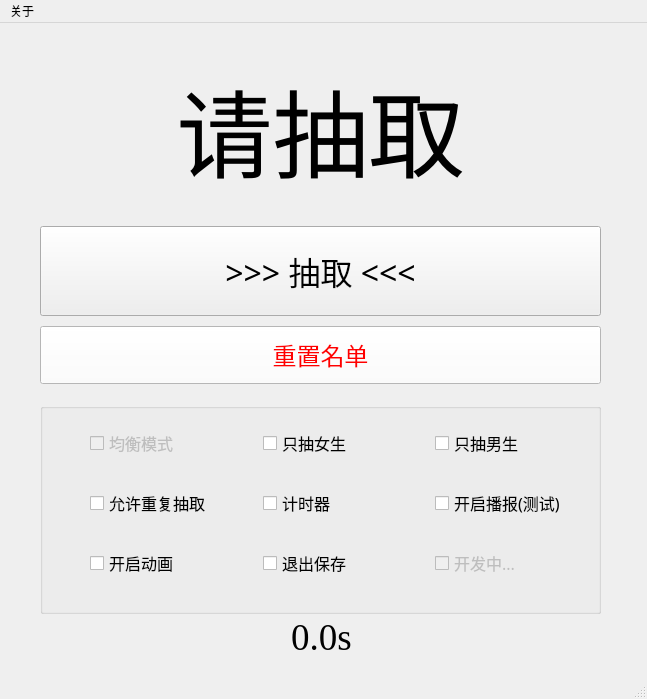
First picture: the form in pyqt5ui.ui, repository moeouo/ClassNamePicker, before the edit.
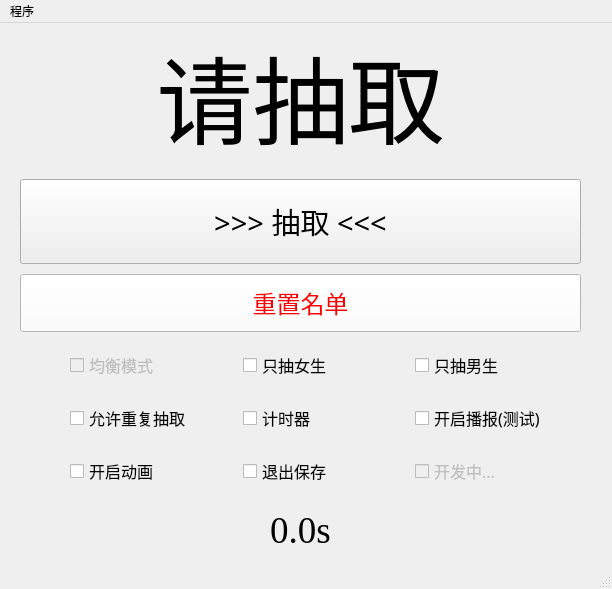
Second picture: the form after the edit.

```diff
--- a/pyqt5ui.ui
+++ b/pyqt5ui.ui
@@ -9,10 +9,16 @@
    <rect>
     <x>0</x>
     <y>0</y>
-    <width>647</width>
-    <height>699</height>
+    <width>612</width>
+    <height>589</height>
    </rect>
   </property>
+  <property name="sizePolicy">
+   <sizepolicy hsizetype="Preferred" vsizetype="Preferred">
+    <horstretch>0</horstretch>
+    <verstretch>0</verstretch>
+   </sizepolicy>
+  </property>
   <property name="windowTitle">
    <string>MainWindow</string>
   </property>
@@ -20,10 +26,10 @@
    <widget class="QWidget" name="verticalLayoutWidget">
     <property name="geometry">
      <rect>
-      <x>40</x>
-      <y>20</y>
+      <x>20</x>
+      <y>0</y>
       <width>561</width>
-      <height>341</height>
+      <height>309</height>
      </rect>
     </property>
     <layout class="QVBoxLayout" name="main_ui">
@@ -66,7 +72,7 @@
        <property name="font">
         <font>
          <family>黑体</family>
-         <pointsize>24</pointsize>
+         <pointsize>22</pointsize>
         </font>
        </property>
        <property name="styleSheet">
@@ -543,36 +549,17 @@
      </item>
     </layout>
    </widget>
-   <widget class="QGroupBox" name="groupBox">
+   <widget class="QWidget" name="verticalLayoutWidget_2">
     <property name="geometry">
      <rect>
-      <x>40</x>
-      <y>380</y>
+      <x>20</x>
+      <y>310</y>
       <width>561</width>
-      <height>211</height>
+      <height>171</height>
      </rect>
     </property>
-    <property name="font">
-     <font>
-      <family>宋体</family>
-      <pointsize>12</pointsize>
-     </font>
-    </property>
-    <property name="title">
-     <string/>
-    </property>
-    <property name="alignment">
-     <set>Qt::AlignCenter</set>
-    </property>
-    <widget class="QWidget" name="horizontalLayoutWidget">
-     <property name="geometry">
-      <rect>
-       <x>0</x>
-       <y>10</y>
-       <width>561</width>
-       <height>61</height>
-      </rect>
-     </property>
+    <layout class="QVBoxLayout" name="config_ui">
+     <item>
      <layout class="QHBoxLayout" name="config_ui_1">
       <property name="spacing">
        <number>7</number>
@@ -629,16 +616,8 @@
        </widget>
       </item>
      </layout>
-    </widget>
-    <widget class="QWidget" name="horizontalLayoutWidget_2">
-     <property name="geometry">
-      <rect>
-       <x>0</x>
-       <y>70</y>
-       <width>561</width>
-       <height>61</height>
-      </rect>
-     </property>
+     </item>
+     <item>
      <layout class="QHBoxLayout" name="config_ui_2">
       <property name="spacing">
        <number>7</number>
@@ -692,16 +671,8 @@
        </widget>
       </item>
      </layout>
-    </widget>
-    <widget class="QWidget" name="horizontalLayoutWidget_3">
-     <property name="geometry">
-      <rect>
-       <x>0</x>
-       <y>130</y>
-       <width>561</width>
-       <height>61</height>
-      </rect>
-     </property>
+     </item>
+     <item>
      <layout class="QHBoxLayout" name="config_ui_3">
       <property name="spacing">
        <number>7</number>
@@ -758,17 +729,21 @@
        </widget>
       </item>
      </layout>
-    </widget>
-   </widget>
+     </item>
+    </layout>
+   </widget>
+   <widget class="QWidget" name="verticalLayoutWidget_3">
+    <property name="geometry">
+     <rect>
+      <x>20</x>
+      <y>480</y>
+      <width>561</width>
+      <height>55</height>
+     </rect>
+    </property>
+    <layout class="QVBoxLayout" name="verticalLayout">
+     <item>
    <widget class="QLabel" name="timer_label">
-    <property name="geometry">
-     <rect>
-      <x>41</x>
-      <y>594</y>
-      <width>561</width>
-      <height>41</height>
-     </rect>
-    </property>
     <property name="font">
      <font>
       <family>Times New Roman</family>
@@ -782,19 +757,22 @@
      <set>Qt::AlignCenter</set>
     </property>
    </widget>
+     </item>
+    </layout>
+   </widget>
   </widget>
   <widget class="QMenuBar" name="menubar">
    <property name="geometry">
     <rect>
      <x>0</x>
      <y>0</y>
-     <width>647</width>
+     <width>612</width>
      <height>26</height>
     </rect>
    </property>
    <widget class="QMenu" name="menu_about">
     <property name="title">
-     <string>关于</string>
+     <string>程序</string>
     </property>
     <addaction name="about_action"/>
     <addaction name="separator"/>
```
Left out of the diff: 6 changed lines with no effect on the pictures. Lines whose indentation alone changed are shown as unchanged.
